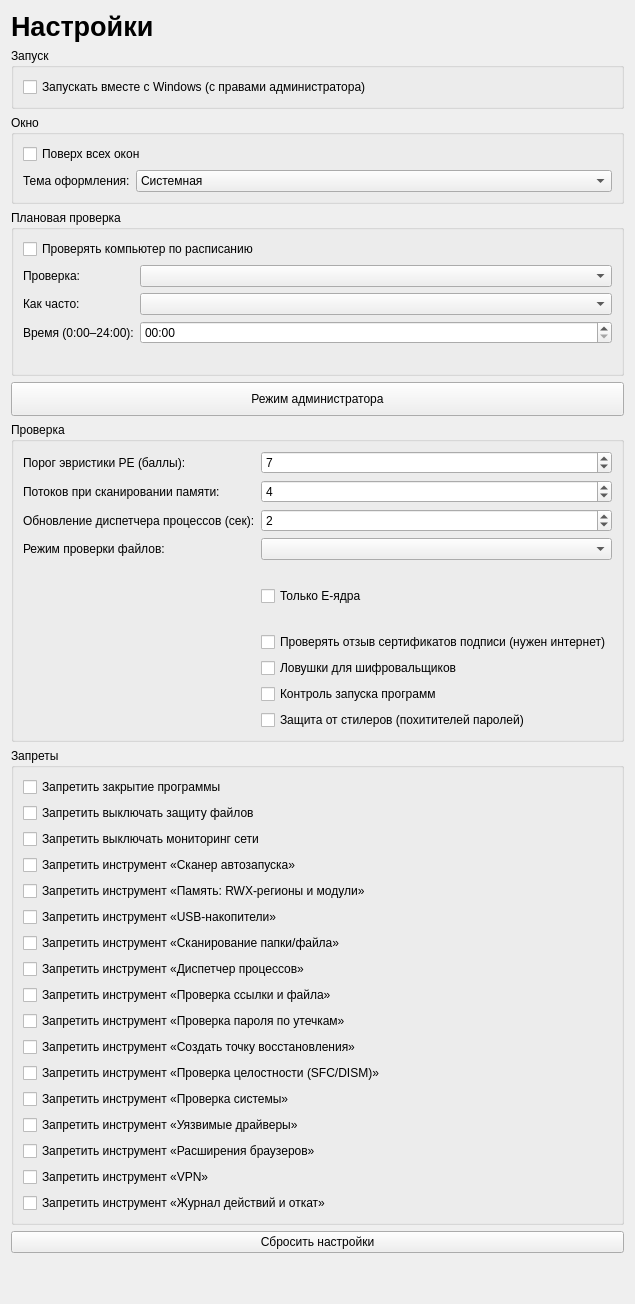
The window that ui/designer/settings_page.ui (UnLuck000/school_project) describes before a commit, drawn with Qt 5.
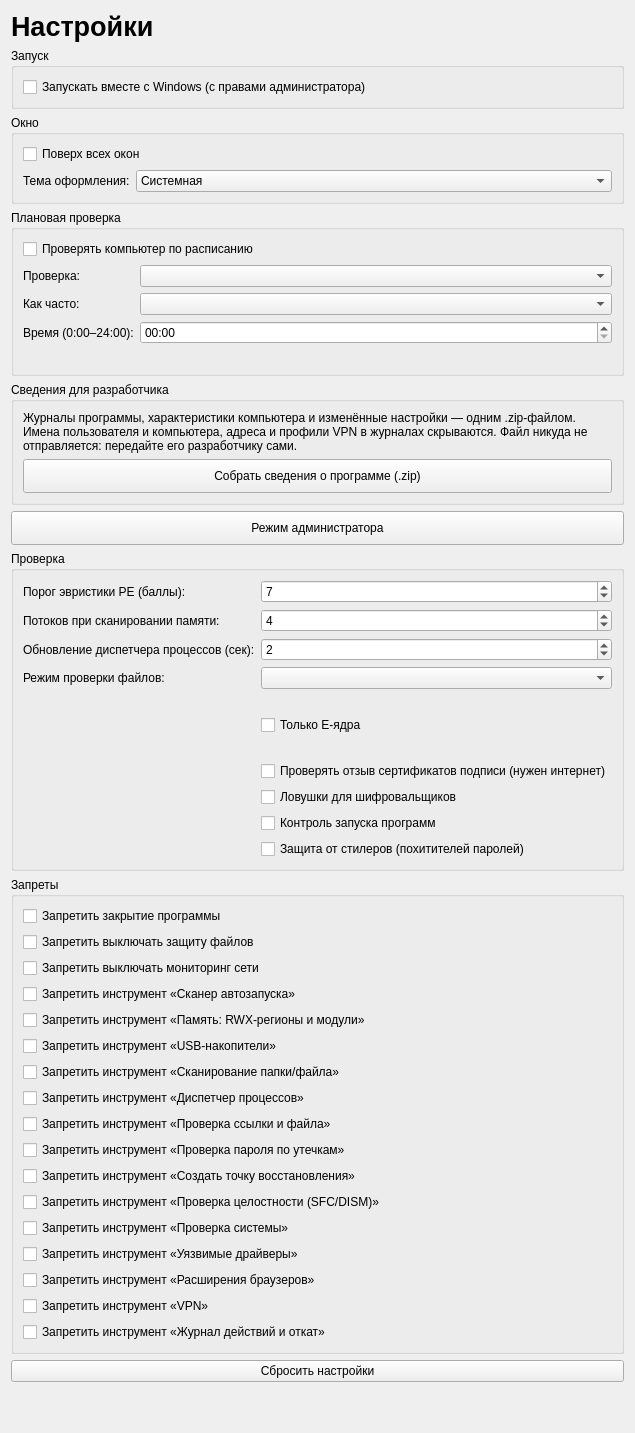
The same window after the commit.

Commit message: Настройки: сбор сведений о программе в .zip; разбор присланных архивов

The edit to the form file:
```diff
--- a/ui/designer/settings_page.ui
+++ b/ui/designer/settings_page.ui
@@ -48,6 +48,15 @@
      </layout>
     </widget>
    </item>
+   <item>
+    <widget class="QGroupBox" name="groupSupport">
+     <property name="title"><string>Сведения для разработчика</string></property>
+     <layout class="QVBoxLayout" name="layoutSupport">
+      <item><widget class="QLabel" name="lblSupport"><property name="wordWrap"><bool>true</bool></property><property name="text"><string>Журналы программы, характеристики компьютера и изменённые настройки — одним .zip-файлом. Имена пользователя и компьютера, адреса и профили VPN в журналах скрываются. Файл никуда не отправляется: передайте его разработчику сами.</string></property></widget></item>
+      <item><widget class="QPushButton" name="btnCollectInfo"><property name="minimumSize"><size><width>0</width><height>34</height></size></property><property name="text"><string>Собрать сведения о программе (.zip)</string></property></widget></item>
+     </layout>
+    </widget>
+   </item>
    <item>
     <widget class="QPushButton" name="btnAdvanced">
      <property name="minimumSize"><size><width>0</width><height>34</height></size></property>
```
The commit also changes 16 other files.
